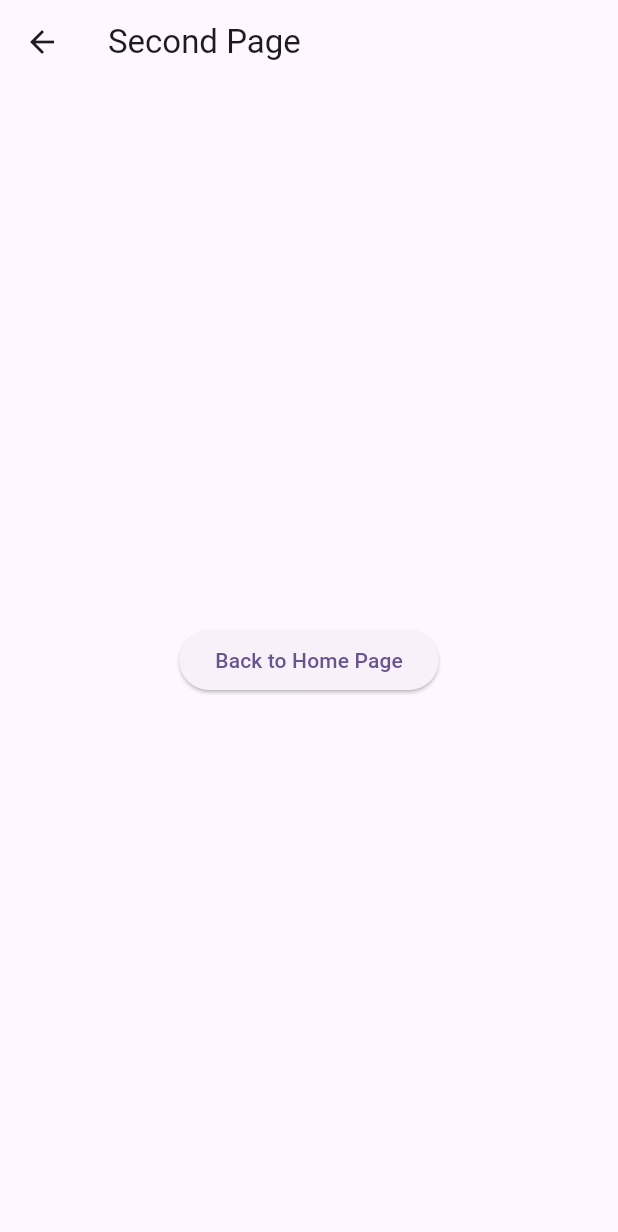
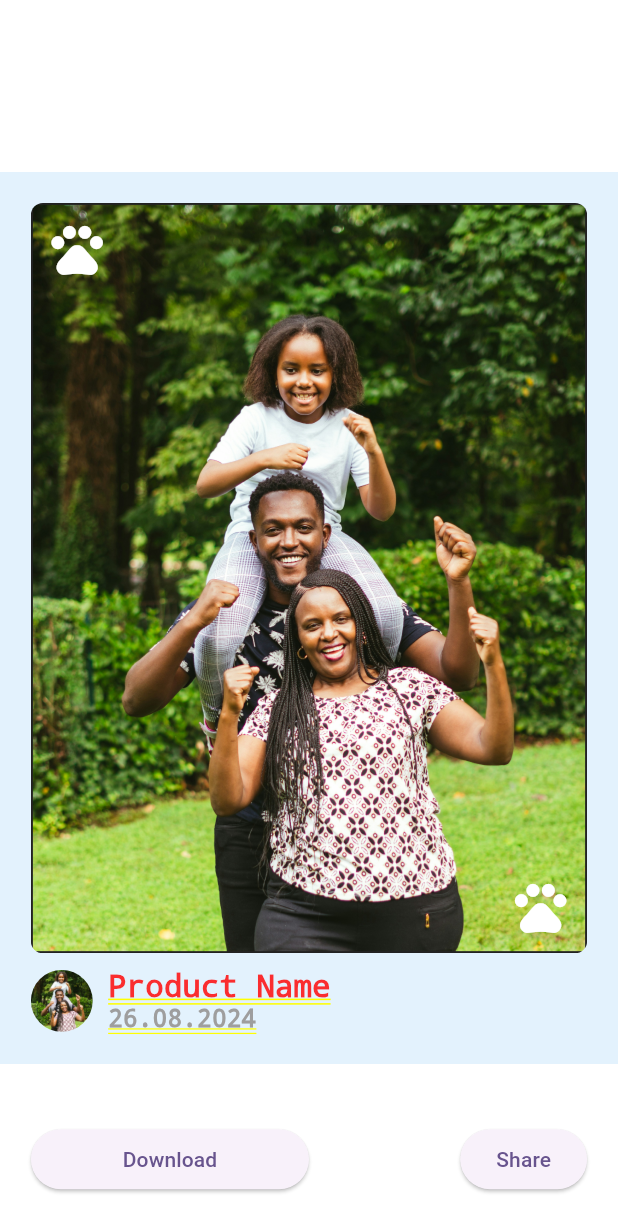
Before and after one commit to ayumiohno/flutter, a Flutter app: the screen it shows after launch, after a tap on "Go to Second Page", on a phone screen of 412 x 824 dp. Shown: the top 1232 px of the screen. Run offline on Flutter 3.47's test engine with Material 3 defaults, Android fonts, the phone set to English and light mode, and no system bars; our stand-ins replace firebase_core, screenshot, share_plus; accounts and stored records are empty.

Commit message:
Add share function

```diff
--- /dev/null
+++ b/lib/frame.dart
@@ -0,0 +1,90 @@
+import 'package:flutter/material.dart';
+
+class ShareFrame extends StatelessWidget {
+  @override
+  Widget build(BuildContext context) {
+    return LayoutBuilder(
+      builder: (context, constraints) {
+        double containerPadding = constraints.maxWidth * 0.05;
+        return Center(
+          child: Container(
+            padding: EdgeInsets.all(containerPadding),
+            color: Colors.blue[50],
+            child: Column(
+              mainAxisSize: MainAxisSize.min,
+              children: [
+                Stack(
+                  children: [
+                    // Family image
+                    ClipRRect(
+                      borderRadius: BorderRadius.circular(8.0),
+                      child: Image.asset(
+                        'assets/image.png', // Replace with your image path
+                        width: double.infinity,
+                        fit: BoxFit.cover,
+                      ),
+                    ),
+                    // Top-left icon
+                    Positioned(
+                      top: containerPadding * 0.5,
+                      left: containerPadding * 0.5,
+                      child: Icon(
+                        Icons.pets,
+                        size: constraints.maxWidth * 0.1,
+                        color: Colors.white,
+                      ),
+                    ),
+                    // Bottom-right icon
+                    Positioned(
+                      bottom: containerPadding * 0.5,
+                      right: containerPadding * 0.5,
+                      child: Icon(
+                        Icons.pets,
+                        size: constraints.maxWidth * 0.1,
+                        color: Colors.white,
+                      ),
+                    ),
+                  ],
+                ),
+                SizedBox(height: containerPadding * 0.5),
+                // Product info
+                Row(
+                  children: [
+                    ClipOval(
+                      child: Image.asset(
+                        'assets/image.png', // Replace with your icon path
+                        width: constraints.maxWidth * 0.1,
+                        height: constraints.maxWidth * 0.1,
+                        fit: BoxFit.cover,
+                      ),
+                    ),
+                    SizedBox(width: containerPadding * 0.5),
+                    Column(
+                      crossAxisAlignment: CrossAxisAlignment.start,
+                      children: [
+                        Text(
+                          'Product Name',
+                          style: TextStyle(
+                            fontSize: constraints.maxWidth * 0.05,
+                            fontWeight: FontWeight.bold,
+                          ),
+                        ),
+                        Text(
+                          '26.08.2024',
+                          style: TextStyle(
+                            fontSize: constraints.maxWidth * 0.04,
+                            color: Colors.grey,
+                          ),
+                        ),
+                      ],
+                    ),
+                  ],
+                ),
+              ],
+            ),
+          ),
+        );
+      },
+    );
+  }
+}
--- a/lib/second.dart
+++ b/lib/second.dart
@@ -1,21 +1,68 @@
 import 'package:flutter/material.dart';
+import 'package:share_plus/share_plus.dart';
+import 'package:flutter/services.dart';
+import 'package:new_flutter/frame.dart';
+import 'package:screenshot/screenshot.dart';
 
 class SecondPage extends StatelessWidget {
   const SecondPage({super.key});
 
+
   @override
   Widget build(BuildContext context) {
-    return Scaffold(
-      appBar: AppBar(
-        title: const Text('Second Page'),
-      ),
-      body: Center(
-        child: ElevatedButton(
-          onPressed: () {
-            Navigator.pop(context);
-          },
-          child: const Text('Back to Home Page'),
-        ),
+      return Container(
+      width: MediaQuery.of(context).size.width,
+      height: MediaQuery.of(context).size.height,
+      child: Stack(
+        children: [
+          ShareFrame(),
+          // Download button
+          Positioned(
+            bottom: MediaQuery.of(context).size.height * 0.033,
+            left: MediaQuery.of(context).size.width * 0.05,
+            right: MediaQuery.of(context).size.width * 0.5,
+            child: ElevatedButton(
+              onPressed: () {},
+              child: Text('Download'),
+            ),
+          ),
+          // Share button
+          Positioned(
+            bottom: MediaQuery.of(context).size.height * 0.033,
+            right: MediaQuery.of(context).size.width * 0.05,
+            child: ElevatedButton(
+              onPressed: () async{
+                // Share.share('Check out this cool app!');
+                ScreenshotController screenshotController = ScreenshotController();
+                screenshotController
+                    .captureFromWidget(
+                  ShareFrame(),
+                )
+                    .then((image) {
+                  // Handle captured image
+                  if (image != null) {
+                    final buffer = image.buffer;
+                    Share.shareXFiles(
+                      [
+                        XFile.fromData(
+                          buffer.asUint8List(
+                            image.offsetInBytes,
+                            image.lengthInBytes,
+                          ),
+                          name: 'Photo.png',
+                          mimeType: 'image/png',
+                        ),
+                      ],
+                      text: 'Check out this cool app!',
+                    );
+                  }
+
+                });
+              },
+              child: Text('Share'),
+            ),
+          ),
+        ],
       ),
     );
   }
```
Also changed, not shown: pubspec.yaml (+5 -4 lines), assets/image.png (added), pubspec.lock.
